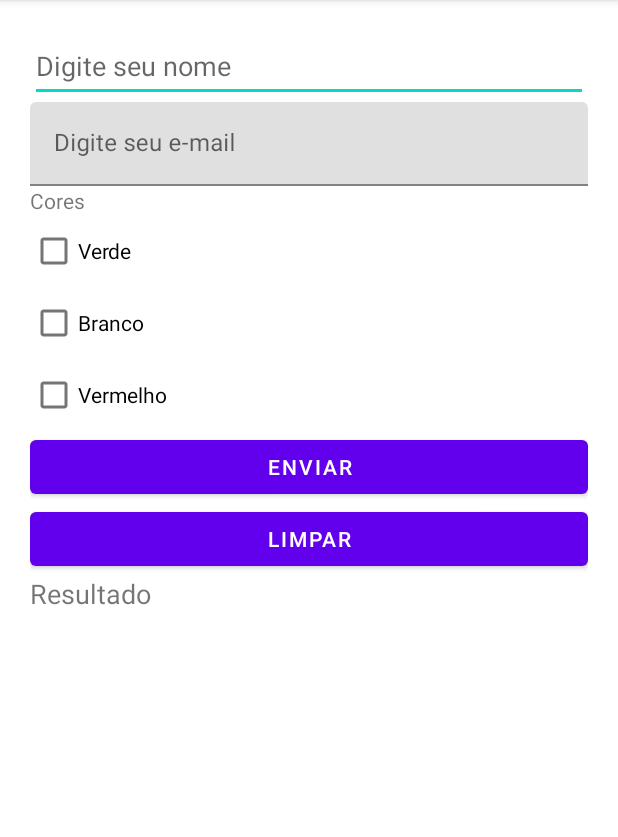
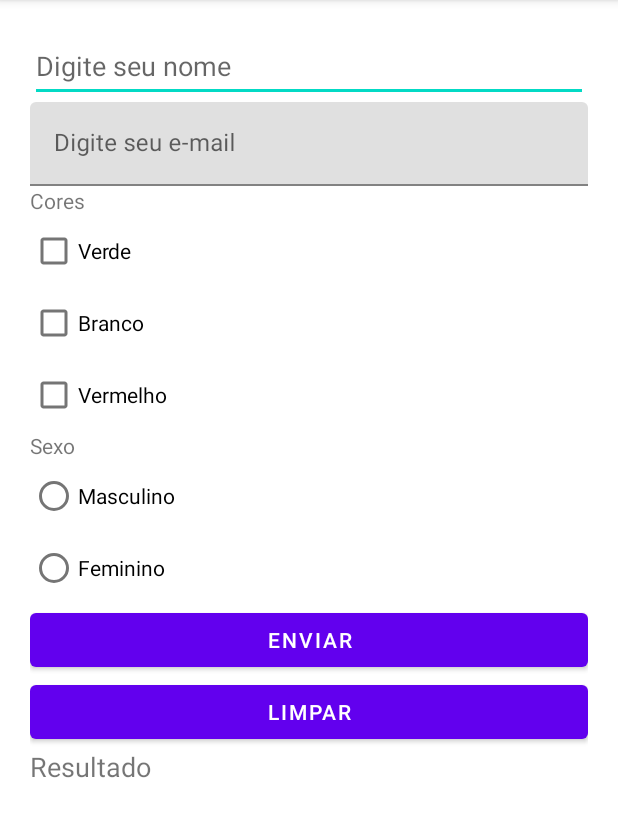
Before and after one commit to paulorabelo/basic-components, an Android app: the screen it shows after launch (MainActivity), on a phone screen of 412 x 824 dp, the part 84-921 px from its top. Run offline under Robolectric (Android 15) with nearby library versions, the phone set to English and light mode, and no system bars.

Commit message:
Adicionado componentes básicos RadioButton e configurado utilizando o método com e sem listener - obs. Android Studio sugeriu uso de lâmbda na configuração do listener --> estudar lâmbda.

```diff
--- a/app/src/main/java/br/com/mrgsoft/componentesbasicos/MainActivity.java
+++ b/app/src/main/java/br/com/mrgsoft/componentesbasicos/MainActivity.java
@@ -3,10 +3,13 @@ package br.com.mrgsoft.componentesbasicos;
 import androidx.appcompat.app.AppCompatActivity;
 
 import android.os.Bundle;
+import android.provider.MediaStore;
 import android.view.TextureView;
 import android.view.View;
 import android.widget.CheckBox;
 import android.widget.EditText;
+import android.widget.RadioButton;
+import android.widget.RadioGroup;
 import android.widget.TextView;
 
 import com.google.android.material.textfield.TextInputEditText;
@@ -17,7 +20,12 @@ public class MainActivity extends AppCompatActivity {
     private TextInputEditText campoEmail;
     private TextView textoResultado;
 
+    //Checkbox
     private CheckBox checkVerde, checkBranco, checkVermelho;
+
+    //RadioButton
+    private RadioButton sexoMasculino, sexoFeminino;
+    private RadioGroup opcaoSexo;
 
     @Override
     protected void onCreate(Bundle savedInstanceState) {
@@ -33,6 +41,12 @@ public class MainActivity extends AppCompatActivity {
         checkVerde      = findViewById(R.id.checkVerde);
         checkBranco     = findViewById(R.id.checkBranco);
         checkVermelho   = findViewById(R.id.checkVermelho);
+
+        //RadioButton
+        sexoFeminino    = findViewById(R.id.rbFeminino);
+        sexoMasculino   = findViewById(R.id.rbMasculino);
+        opcaoSexo       = findViewById(R.id.radioGroupSexo);
+        radiobutton();
 
     }
     public void nomeEmail(){
@@ -60,9 +74,35 @@ public class MainActivity extends AppCompatActivity {
 
     }
 
+    public void radiobutton(){
+
+        /* --> Método sem listener
+        if ( sexoMasculino.isChecked() ) {
+            textoResultado.setText("Masculino");
+        } else if ( sexoFeminino.isChecked() ) {
+            textoResultado.setText("Feminino");
+        }
+         */
+
+        //Método usando listener
+        opcaoSexo.setOnCheckedChangeListener(new RadioGroup.OnCheckedChangeListener() {
+            @Override
+            public void onCheckedChanged(RadioGroup radioGroup, int checkedId) {
+                if ( checkedId == R.id.rbFeminino){
+                    textoResultado.setText("Feminino");
+                }else if ( checkedId == R.id.rbMasculino){
+                    textoResultado.setText("Masculino");
+                }
+            }
+        });
+
+    }
+
     public void enviar(View view){
 
-        checkbox();
+//        radiobutton();//Usando método sem o listener
+
+//        checkbox();
 
 //        nomeEmail();
 
--- a/app/src/main/res/layout/activity_main.xml
+++ b/app/src/main/res/layout/activity_main.xml
@@ -53,6 +53,31 @@
         android:layout_height="wrap_content"
         android:text="Vermelho" />
 
+    <TextView
+        android:id="@+id/textView3"
+        android:layout_width="match_parent"
+        android:layout_height="wrap_content"
+        android:text="Sexo" />
+
+    <RadioGroup
+        android:id="@+id/radioGroupSexo"
+        android:layout_width="match_parent"
+        android:layout_height="wrap_content">
+
+        <RadioButton
+            android:id="@+id/rbMasculino"
+            android:layout_width="match_parent"
+            android:layout_height="wrap_content"
+            android:text="Masculino" />
+
+        <RadioButton
+            android:id="@+id/rbFeminino"
+            android:layout_width="match_parent"
+            android:layout_height="wrap_content"
+            android:text="Feminino" />
+
+    </RadioGroup>
+
     <Button
         android:id="@+id/button3"
         android:layout_width="match_parent"
```
